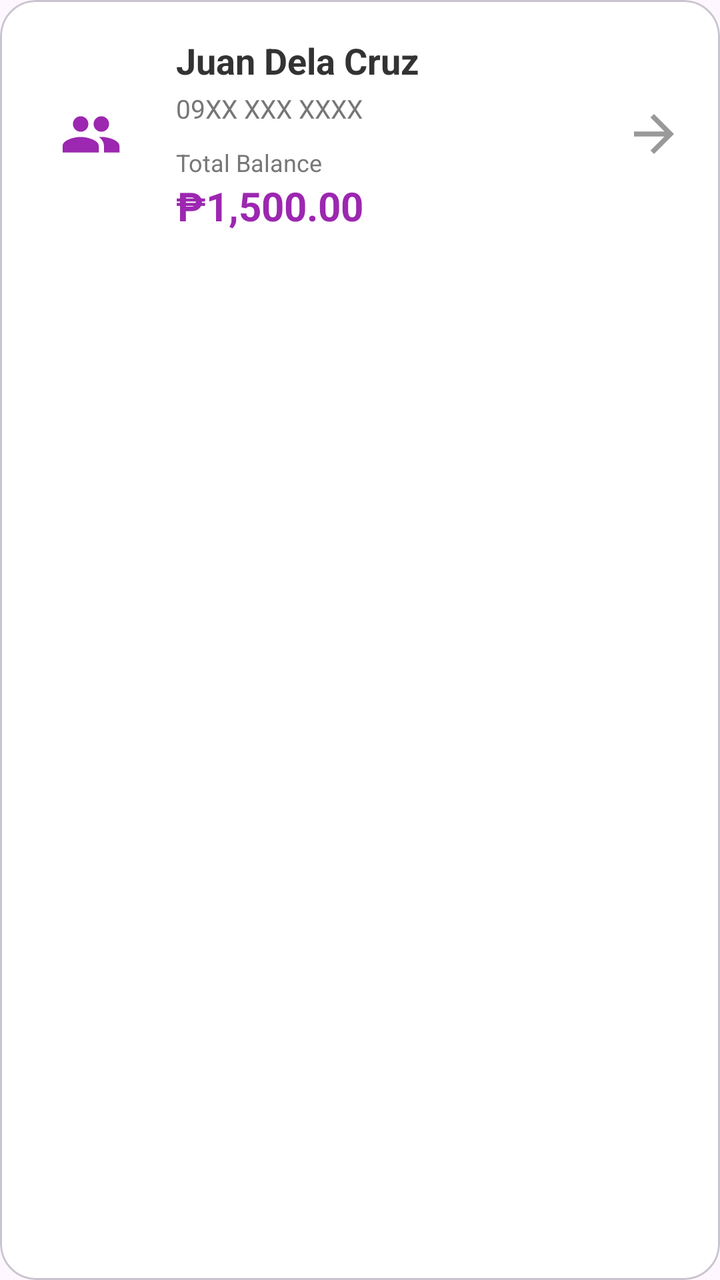
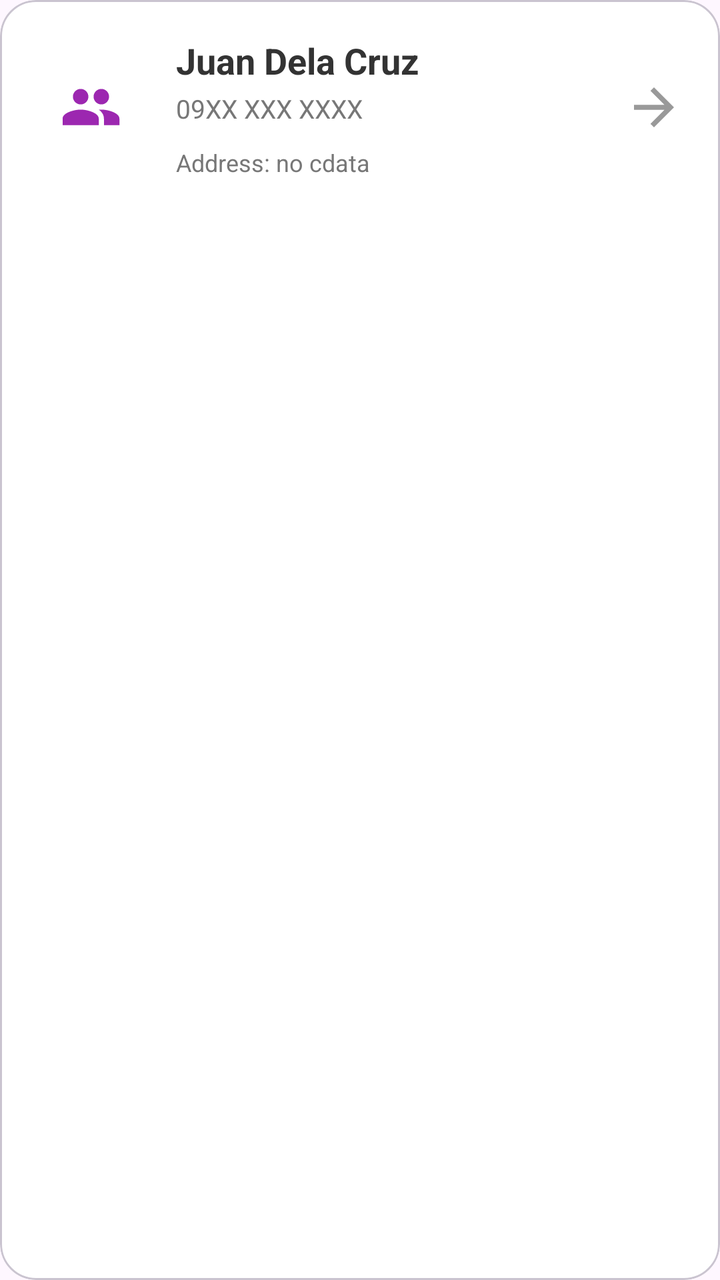

Compare the two renders of this Android layout. The source of the first and the diff that turns it into the second are given below.
<!-- AndroidManifest.xml: application theme Theme.MyApplication -->
<!-- res/layout/item_customer_utang.xml -->
<?xml version="1.0" encoding="utf-8"?>
<com.google.android.material.card.MaterialCardView
    xmlns:android="http://schemas.android.com/apk/res/android"
    xmlns:app="http://schemas.android.com/apk/res-auto"
    android:id="@+id/adapterUtang"
    android:layout_width="match_parent"
    android:layout_height="wrap_content"
    android:layout_marginBottom="12dp"
    app:cardBackgroundColor="#FFFFFF"
    app:cardCornerRadius="18dp"
    app:cardElevation="3dp">

    <LinearLayout
        android:id="@+id/customerItemLayout"
        android:layout_width="match_parent"
        android:layout_height="wrap_content"
        android:orientation="horizontal"
        android:padding="18dp"
        android:gravity="center_vertical">

        
        <ImageView
            android:id="@+id/imgCustomer"
            android:layout_width="55dp"
            android:layout_height="55dp"
            android:padding="12dp"
            android:src="@drawable/ic_users"
            android:contentDescription="Customer"
            app:tint="#9C27B0" />

        
        <LinearLayout
            android:id="@+id/customerInfoLayout"
            android:layout_width="0dp"
            android:layout_height="wrap_content"
            android:layout_weight="1"
            android:layout_marginStart="15dp"
            android:orientation="vertical">

            <TextView
                android:id="@+id/txtCustomerName"
                android:layout_width="wrap_content"
                android:layout_height="wrap_content"
                android:text="Juan Dela Cruz"
                android:textColor="#333333"
                android:textSize="18sp"
                android:textStyle="bold" />

            <TextView
                android:id="@+id/txtContact"
                android:layout_width="wrap_content"
                android:layout_height="wrap_content"
                android:layout_marginTop="3dp"
                android:text="09XX XXX XXXX"
                android:textColor="#777777"
                android:textSize="13sp" />

            <TextView
                android:id="@+id/txtBalanceLabel"
                android:layout_width="wrap_content"
                android:layout_height="wrap_content"
                android:layout_marginTop="10dp"
                android:text="Total Balance"
                android:textColor="#777777"
                android:textSize="12sp" />

            <TextView
                android:id="@+id/txtBalance"
                android:layout_width="wrap_content"
                android:layout_height="wrap_content"
                android:text="₱1,500.00"
                android:textColor="#9C27B0"
                android:textSize="20sp"
                android:textStyle="bold" />

        </LinearLayout>

        
        <ImageView
            android:id="@+id/btnDetails"
            android:layout_width="30dp"
            android:layout_height="30dp"
            android:src="@drawable/ic_arrow_forward"
            android:contentDescription="View Details"
            app:tint="#999999" />

    </LinearLayout>

</com.google.android.material.card.MaterialCardView>
<!-- resources referenced by this layout -->
<resources>
  <!-- drawable ic_arrow_forward (drawable) -->
  <?xml version="1.0" encoding="utf-8"?>
  <vector xmlns:android="http://schemas.android.com/apk/res/android"
      android:width="24dp"
      android:height="24dp"
      android:viewportWidth="24"
      android:viewportHeight="24">
  
      <path
          android:fillColor="#FFFFFF"
          android:pathData="M12,4L10.59,5.41L16.17,11H4V13H16.17L10.59,18.59L12,20L20,12L12,4Z" />
  
  </vector>
  <!-- drawable ic_users (drawable) -->
  <vector xmlns:android="http://schemas.android.com/apk/res/android"
      android:width="24dp"
      android:height="24dp"
      android:viewportWidth="24"
      android:viewportHeight="24"
      android:tint="#FF9800">
  
      <path
          android:fillColor="@android:color/white"
          android:pathData="M16,11c1.66,0 2.99,-1.34 2.99,-3S17.66,5 16,5s-3,1.34-3,3 1.34,3 3,3zm-8,0c1.66,0 2.99,-1.34 2.99,-3S9.66,5 8,5 5,6.34 5,8s1.34,3 3,3zm0,2c-2.33,0-7,1.17-7,3.5V19h14v-2.5C15,14.17 10.33,13 8,13zm8,0c-.29,0-.62,.02-.97,.05 1.16,.84 1.97,1.97 1.97,3.45V19h6v-2.5c0-2.33-4.67-3.5-7-3.5z"/>
  </vector>
  <style name="Theme.MyApplication" parent="Base.Theme.MyApplication" />
  <style name="Base.Theme.MyApplication" parent="Theme.Material3.DayNight.NoActionBar">
          
          
      </style>
</resources>

<!-- the commit's change to res/layout/item_customer_utang.xml (unified diff, before → after) -->
@@ -56,22 +56,13 @@
                 android:textSize="13sp" />
 
             <TextView
-                android:id="@+id/txtBalanceLabel"
+                android:id="@+id/txtAddress"
                 android:layout_width="wrap_content"
                 android:layout_height="wrap_content"
                 android:layout_marginTop="10dp"
-                android:text="Total Balance"
+                android:text="Address: no cdata"
                 android:textColor="#777777"
                 android:textSize="12sp" />
-
-            <TextView
-                android:id="@+id/txtBalance"
-                android:layout_width="wrap_content"
-                android:layout_height="wrap_content"
-                android:text="₱1,500.00"
-                android:textColor="#9C27B0"
-                android:textSize="20sp"
-                android:textStyle="bold" />
 
         </LinearLayout>
 
